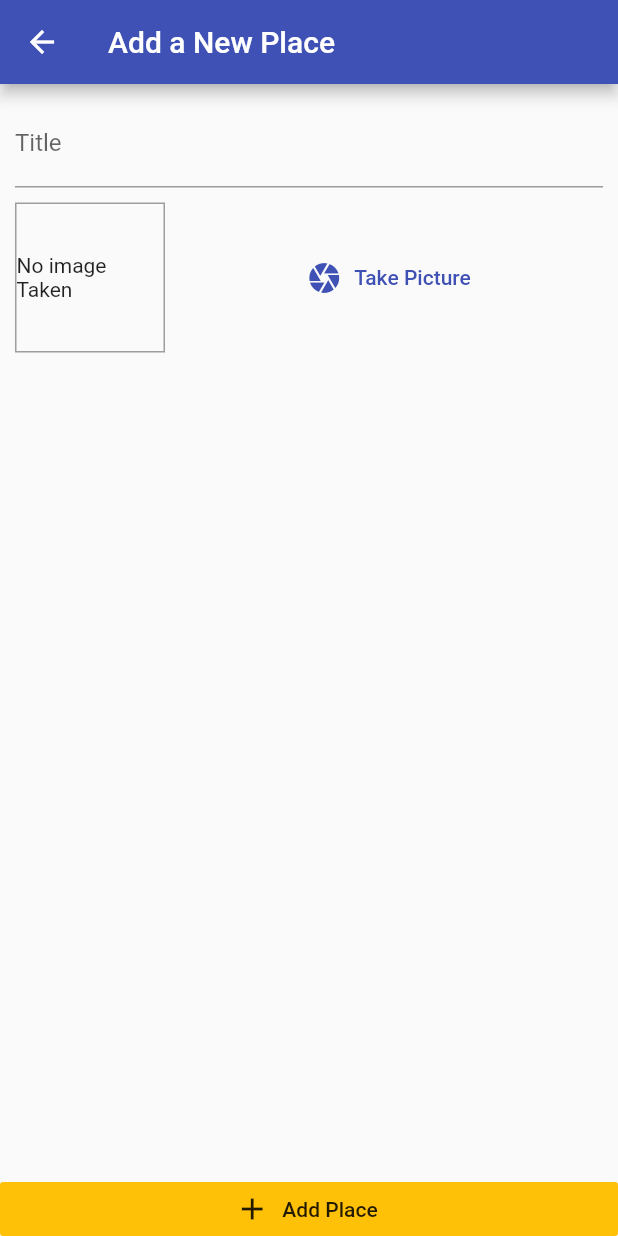
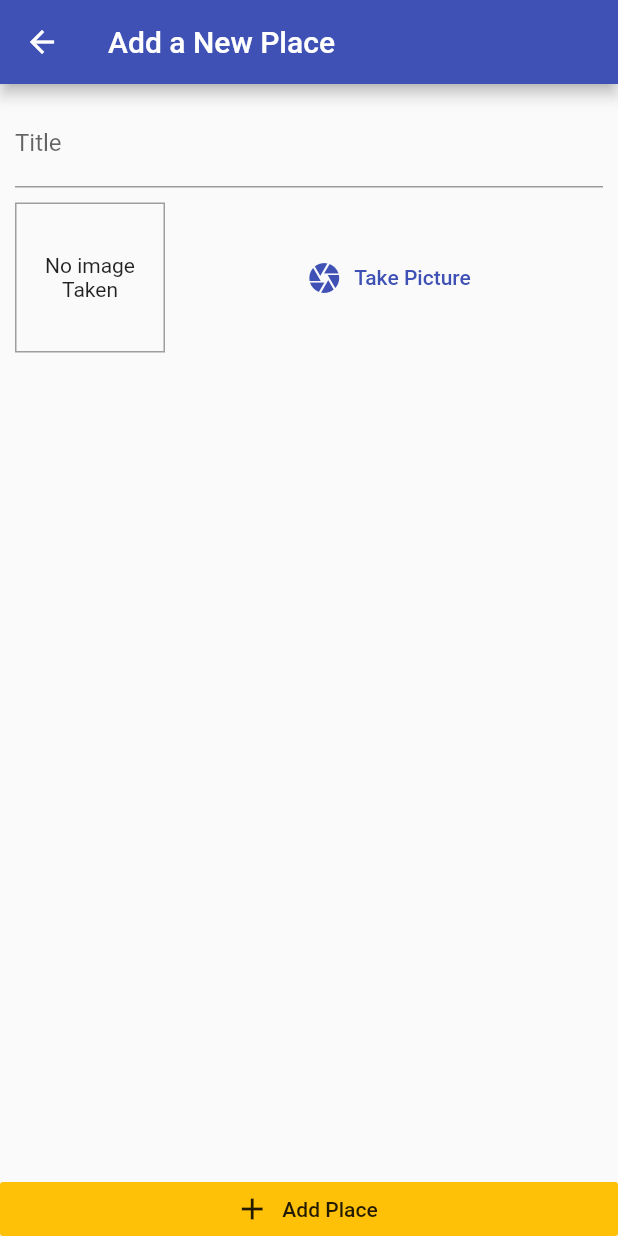
Before and after one commit to MiSteery/device_feature, a Flutter app: the AddPlace screen opened by its route, on a phone screen of 412 x 824 dp. Run offline on Flutter 3.47's test engine with Material 2 defaults, Android fonts, the phone set to English and light mode, and no system bars.

Commit message:
feat:fix text align

```diff
--- a/lib/widgets/imgae_input.dart
+++ b/lib/widgets/imgae_input.dart
@@ -25,7 +25,10 @@ class _ImageInputState extends State<ImageInput> {
                   fit: BoxFit.cover,
                   width: double.infinity,
                 )
-              : Text('No image Taken'),
+              : Text(
+                  'No image Taken',
+                  textAlign: TextAlign.center,
+                ),
           alignment: Alignment.center,
         ),
         SizedBox(
@@ -36,7 +39,7 @@ class _ImageInputState extends State<ImageInput> {
             icon: Icon(Icons.camera),
             label: Text('Take Picture'),
             textColor: Theme.of(context).primaryColor,
-            onPressed: (){},
+            onPressed: () {},
           ),
         ),
       ],
```
